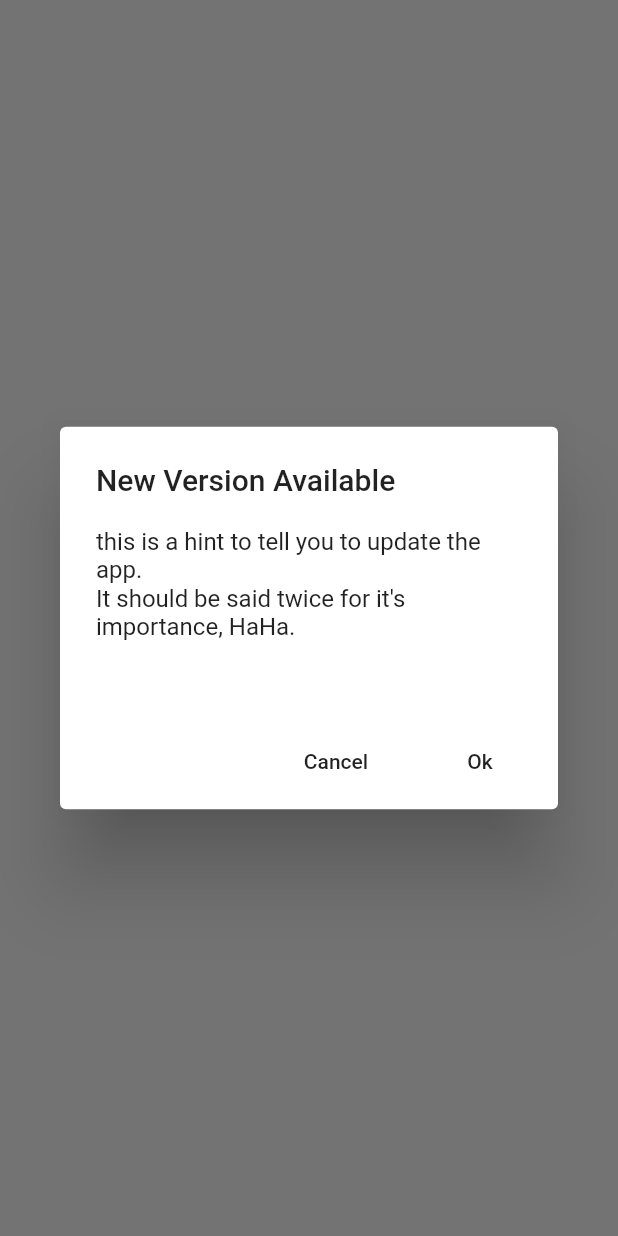
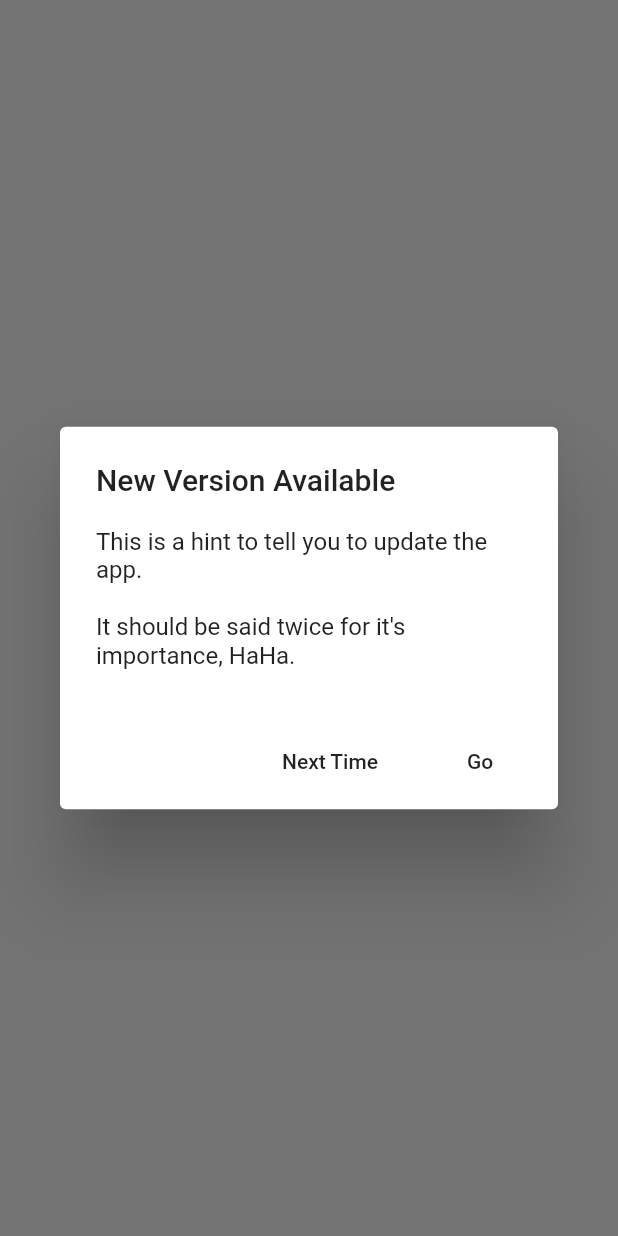
Before and after one commit to PhilaBnB/OverComerTube, a Flutter app: what showUpdateDialog() shows on an empty page, opened directly with empty values, on a phone screen of 412 x 824 dp. Run offline on Flutter 3.47's test engine with Material 2 defaults, Android fonts, the phone set to English and light mode, and no system bars; our stand-ins replace easy_localization, firebase_core, firebase_database, flutter_bloc, flutter_native_admob, package_info_plus; missing offline and left inert: a package; accounts and stored records are empty; network calls fail.

Commit message:
2021.09.11 Update String table and UI.

```diff
--- a/lib/View/MOL/Key0Page.dart
+++ b/lib/View/MOL/Key0Page.dart
@@ -16,7 +16,6 @@ class Key0Page extends StatelessWidget {
           body: CustomScrollView(
             slivers: [
               SliverAppBar(// 使用 SliverAppBar
-                collapsedHeight: 100.0,
                 toolbarHeight: 100.0,
                 title: Text(tr("to_know")+"\n"+tr("to_know_h1")),
                 backgroundColor: Colors.black87,
--- a/lib/View/MOL/Key1Page.dart
+++ b/lib/View/MOL/Key1Page.dart
@@ -18,6 +18,7 @@ class Key1Page extends StatelessWidget {
                 title: Text(tr("key1_title_t1")+"\n"+tr("key1_title_t2")),
                 backgroundColor: Colors.black87,
                 expandedHeight: 100.0,
+                toolbarHeight: 100.0,
               ),
               SliverList(
                   delegate: SliverChildListDelegate(
--- a/lib/View/MOL/Key2Page.dart
+++ b/lib/View/MOL/Key2Page.dart
@@ -19,6 +19,7 @@ class Key2Page extends StatelessWidget {
                 title: Text(tr("key2_title_t1")+"\n"+tr("key2_title_t2")),
                 backgroundColor: Colors.black87,
                 expandedHeight: 100.0,
+                toolbarHeight: 100.0,
               ),
               SliverList(
                   delegate: SliverChildListDelegate(
--- a/lib/View/MOL/Key3Page.dart
+++ b/lib/View/MOL/Key3Page.dart
@@ -19,6 +19,7 @@ class Key3Page extends StatelessWidget {
                 title: Text(tr("key3_title_t1")+"\n"+tr("key3_title_t2")),
                 backgroundColor: Colors.black87,
                 expandedHeight: 100.0,
+                toolbarHeight: 100.0,
               ),
               SliverList(
                   delegate: SliverChildListDelegate(
--- a/lib/View/MOL/Key4Page.dart
+++ b/lib/View/MOL/Key4Page.dart
@@ -20,6 +20,7 @@ class Key4Page extends StatelessWidget {
                 title: Text(tr("key4_title_t1")+"\n"+tr("key4_title_t2")),
                 backgroundColor: Colors.black87,
                 expandedHeight: 100.0,
+                toolbarHeight: 100.0,
               ),
               SliverList(
                   delegate: SliverChildListDelegate(
--- a/lib/View/More/GithubProfilePage.dart
+++ b/lib/View/More/GithubProfilePage.dart
@@ -1,3 +1,4 @@
+import 'package:easy_localization/easy_localization.dart';
 import 'package:flutter/material.dart';
 import 'package:flutter_bloc/flutter_bloc.dart';
 import 'package:over_comer_tube/Bloc/https_bloc.dart';
@@ -36,7 +37,7 @@ class GithubProfilePageState extends State<GithubProfilePage>{
           centerTitle: true,
           elevation: 0,
           title: Text(
-            "Developer's Github Profile",
+            tr("Developer's Github Profile"),
             style: TextStyle(color: Colors.white),
           ),
         ),
--- a/lib/main.dart
+++ b/lib/main.dart
@@ -204,15 +204,15 @@ void showUpdateDialog(BuildContext context, String url) {
       context: context,
       builder: (ctx) {
         return AlertDialog(
-            title: Text(tr("New Version Available")),
+            title: Text(tr("new_version_title")),
             actions: <Widget>[
               FlatButton(
-                  child: Text(tr("Cancel")),
+                  child: Text(tr("next_time")),
                   onPressed: () {
                     Navigator.of(context).pop();
                   }),
               FlatButton(
-                  child: Text(tr("Ok")),
+                  child: Text(tr("go")),
                   onPressed: () {
                     launch(url);
                     Navigator.of(context).pop();
@@ -221,8 +221,7 @@ void showUpdateDialog(BuildContext context, String url) {
             content: Container(
               width: 300,
               height: 100,
-              child: Text(tr("this is a hint to tell you to update the app.\n"
-                  "It should be said twice for it's importance, HaHa.")),
+              child: Text(tr("new_version_msg")),
             )
         );
       });
```
Also changed, not shown: lib/MyWidget/buildGitHubData.dart (+15 -0 lines), lib/View/More/AboutAPP.dart (+8 -2 lines), resources/langs/en-US.json (+18 -6 lines), resources/langs/zh-TW.json (+13 -1 lines), assets/mysteryofhuman.png, 21 other files.
